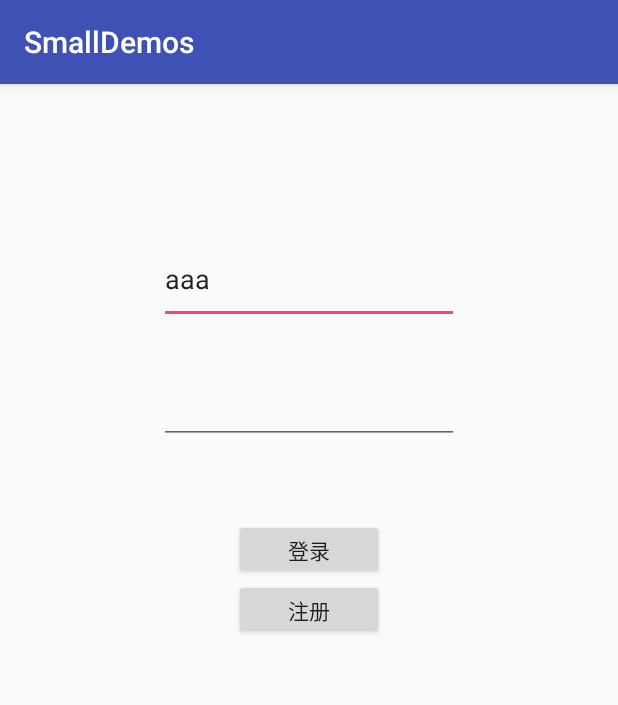
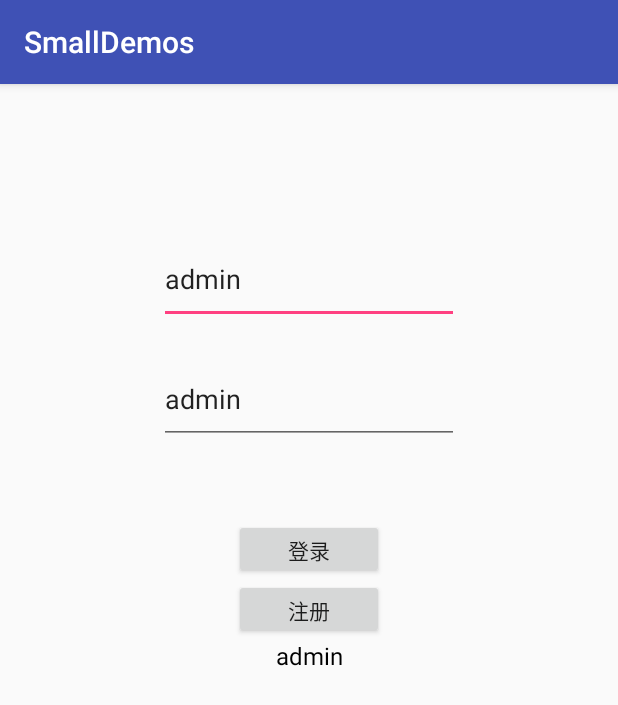
Before and after one commit to wx9265661/SmallDemos2, an Android app: the LoginFragment screen opened directly, with no data from a screen before it, on a phone screen of 412 x 824 dp. Shown: the top 705 px of the screen. Run offline under Robolectric (Android 15) with nearby library versions, the phone set to English and light mode, and no system bars; our stand-ins replace data binding; 2 statements that could not run were skipped.

Commit message:
viewmodel and livedata demo

```diff
--- a/app/build.gradle
+++ b/app/build.gradle
@@ -49,6 +49,11 @@ dependencies {
     // jetpack Navigation
     implementation "androidx.navigation:navigation-fragment-ktx:$navigationVersion"
     implementation "androidx.navigation:navigation-ui-ktx:$navigationVersion"
+    // liveData
+    implementation "androidx.lifecycle:lifecycle-livedata-ktx:$lifecycleVersion"
+    // viewModel
+    implementation "androidx.lifecycle:lifecycle-viewmodel-ktx:$lifecycleVersion"
+    implementation "androidx.lifecycle:lifecycle-extensions:$lifecycleVersion"
 }
 apply plugin: 'jacoco'
 
--- /dev/null
+++ b/app/src/main/java/com/zhanghaochen/smalldemos/demos/livedataandvm/PeopleModel.kt
@@ -0,0 +1,34 @@
+package com.zhanghaochen.smalldemos.demos.livedataandvm
+
+import androidx.lifecycle.LiveData
+import androidx.lifecycle.MutableLiveData
+import androidx.lifecycle.ViewModel
+import androidx.lifecycle.switchMap
+import com.zhanghaochen.smalldemos.demos.model.PeopleDataModel
+import com.zhanghaochen.smalldemos.kotlinstudy.beans.People
+
+/**
+ * @author created by zhanghaochen
+ * @date 2021-06-25 10:15 AM
+ * 描述：人员viewmodel
+ */
+class PeopleModel : ViewModel() {
+    companion object {
+        const val ADMIN = "admin"
+        const val NORMAL = "normal"
+    }
+
+    // 角色的观察对象，普通员工或者管理员
+    val role = MutableLiveData<String>().apply {
+        value = ADMIN
+    }
+
+    // 人员集合的观察类
+    val peoples: LiveData<List<People>> = role.switchMap {
+        if (it == ADMIN) {
+            PeopleDataModel.getPeoples(ADMIN)
+        } else {
+            PeopleDataModel.getPeoples(NORMAL)
+        }
+    }
+}
--- a/app/src/main/java/com/zhanghaochen/smalldemos/demos/model/LoginModel.kt
+++ b/app/src/main/java/com/zhanghaochen/smalldemos/demos/model/LoginModel.kt
@@ -22,9 +22,12 @@ class LoginModel constructor(name: String, pwd: String, context: Context) {
         p.set(s.toString())
     }
 
-    fun login() {
+    fun login(): Boolean {
         if (n.get() == "admin" && p.get() == "admin") {
             Toast.makeText(context, "账号密码正确", Toast.LENGTH_SHORT).show()
+            return true
         }
+        Toast.makeText(context, "账号密码错误！！", Toast.LENGTH_SHORT).show()
+        return false
     }
 }
--- /dev/null
+++ b/app/src/main/java/com/zhanghaochen/smalldemos/demos/model/PeopleDataModel.kt
@@ -0,0 +1,32 @@
+package com.zhanghaochen.smalldemos.demos.model
+
+import androidx.lifecycle.LiveData
+import androidx.lifecycle.MutableLiveData
+import com.zhanghaochen.smalldemos.demos.livedataandvm.PeopleModel
+import com.zhanghaochen.smalldemos.kotlinstudy.beans.People
+
+/**
+ * @author created by zhanghaochen
+ * @date 2021-06-25 4:00 PM
+ * 描述：获取人员列表，都是假数据，测试用
+ */
+object PeopleDataModel {
+
+    fun getPeoples(role: String): LiveData<List<People>> {
+        val peopleList = mutableListOf<People>()
+        return when (role) {
+            PeopleModel.ADMIN -> {
+                for (i in 0..20) {
+                    peopleList.add(People("admin$i", i, "$i"))
+                }
+                MutableLiveData(peopleList)
+            }
+            else -> {
+                for (i in 0..10) {
+                    peopleList.add(People("zhang$i", i, "$i"))
+                }
+                MutableLiveData(peopleList)
+            }
+        }
+    }
+}
--- a/app/src/main/java/com/zhanghaochen/smalldemos/demos/naviga/LoginFragment.kt
+++ b/app/src/main/java/com/zhanghaochen/smalldemos/demos/naviga/LoginFragment.kt
@@ -6,10 +6,13 @@ import android.view.LayoutInflater
 import android.view.View
 import android.view.ViewGroup
 import androidx.databinding.DataBindingUtil
+import androidx.lifecycle.Observer
+import androidx.lifecycle.ViewModelProviders
 import androidx.navigation.fragment.findNavController
 import com.zhanghaochen.smalldemos.R
 import com.zhanghaochen.smalldemos.databinding.FragmentLoginBinding
 import com.zhanghaochen.smalldemos.demos.NavigationDemoActivity
+import com.zhanghaochen.smalldemos.demos.livedataandvm.PeopleModel
 import com.zhanghaochen.smalldemos.demos.model.LoginModel
 import com.zhanghaochen.smalldemos.framework.BaseFragment
 import kotlinx.android.synthetic.main.fragment_login.*
@@ -26,10 +29,16 @@ class LoginFragment : BaseFragment() {
 
     }
 
+    val viewModel: PeopleModel by lazy {
+        // 这里可以用activity也可以用fragment，这决定了这个viewModel的生命周期
+        ViewModelProviders.of(activity!!).get(PeopleModel::class.java)
+    }
+
     override fun onCreateView(inflater: LayoutInflater, container: ViewGroup?, savedInstanceState: Bundle?): View? {
 //        val mainView = inflater.inflate(R.layout.fragment_login, container, false)
+        // 进项databing的操作
         val binding = DataBindingUtil.inflate<FragmentLoginBinding>(inflater, R.layout.fragment_login, container, false)
-        loginModel = LoginModel("aaa", "", context!!)
+        loginModel = LoginModel("admin", "admin", context!!)
         binding.model = loginModel
         binding.activity = activity as NavigationDemoActivity?
 
@@ -45,6 +54,10 @@ class LoginFragment : BaseFragment() {
                 charSequence?.let { loginModel.onNameChanged(it) }
             }
         }
+        ed2.setText(loginModel.p.get())
+        ed2.textChangedListener {
+            onTextChanged { charSequence, i, i2, i3 -> charSequence?.let { loginModel.onPwdChanged(it, i, i2, i3) } }
+        }
 
         regist.setOnClickListener {
             val action = LoginFragmentDirections.actionLoginFragmentToRegistFragment()
@@ -52,5 +65,18 @@ class LoginFragment : BaseFragment() {
                     .setAge(30)
             findNavController().navigate(action)
         }
+
+        login.setOnClickListener {
+            // 跳转到主界面
+            if (loginModel.login()) {
+                val action = LoginFragmentDirections.actionLoginFragmentToWowMainFragment()
+                        .setName(loginModel.n.get() ?: "")
+                findNavController().navigate(action)
+            }
+        }
+
+        viewModel.role.observe(this, Observer {
+            fcd.text = it.toString()
+        })
     }
 }
--- a/app/src/main/res/layout/fragment_login.xml
+++ b/app/src/main/res/layout/fragment_login.xml
@@ -54,5 +54,15 @@
             app:layout_constraintEnd_toEndOf="parent"
             app:layout_constraintStart_toStartOf="parent"
             app:layout_constraintTop_toBottomOf="@id/login" />
+
+        <TextView
+            android:id="@+id/fcd"
+            android:layout_width="wrap_content"
+            android:layout_height="wrap_content"
+            android:textColor="@color/black"
+            android:textSize="16sp"
+            app:layout_constraintEnd_toEndOf="parent"
+            app:layout_constraintStart_toStartOf="parent"
+            app:layout_constraintTop_toBottomOf="@id/regist" />
     </androidx.constraintlayout.widget.ConstraintLayout>
 </layout>
--- a/app/src/main/res/navigation/demo_navigation.xml
+++ b/app/src/main/res/navigation/demo_navigation.xml
@@ -17,6 +17,14 @@
             app:exitAnim="@anim/common_slide_out_left"
             app:popEnterAnim="@anim/common_slide_in_left"
             app:popExitAnim="@anim/common_slide_out_right" />
+        <action
+            android:id="@+id/action_loginFragment_to_wowMainFragment"
+            app:destination="@id/wowMainFragment"
+            app:enterAnim="@anim/common_slide_in_right"
+            app:popUpTo="@id/loginFragment"
+            app:popUpToInclusive="true"
+            app:exitAnim="@anim/common_slide_out_left"
+            app:launchSingleTop="true" />
 
     </fragment>
     <fragment
@@ -35,4 +43,14 @@
             app:argType="integer"
             app:nullable="false" />
     </fragment>
+    <fragment
+        android:id="@+id/wowMainFragment"
+        android:name="com.zhanghaochen.smalldemos.demos.WowMainFragment"
+        android:label="WowMainFragment"
+        tools:layout="@layout/fragment_wow_main">
+        <argument
+            android:name="name"
+            android:defaultValue=""
+            app:argType="string" />
+    </fragment>
 </navigation>
--- a/build.gradle
+++ b/build.gradle
@@ -3,6 +3,7 @@
 buildscript {
     ext.kotlin_version = '1.3.50'
     ext.navigationVersion = "2.0.0"
+    ext.lifecycleVersion = '2.2.0-alpha01'
 
     repositories {
         google()
```
Also changed, not shown: app/src/main/java/com/zhanghaochen/smalldemos/demos/WowMainFragment.kt (added, +68 -0 lines), app/src/main/java/com/zhanghaochen/smalldemos/demos/view/MyView.java (added, +9 -0 lines), app/src/main/java/com/zhanghaochen/smalldemos/demos/view/adapter/WowMainAdapter.kt (added, +47 -0 lines), app/src/main/res/layout/fragment_wow_main.xml (added, +46 -0 lines), app/src/main/res/layout/holder_item_people.xml (added, +17 -0 lines).
